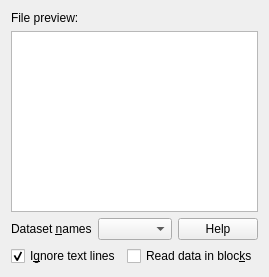
Qt form ui/import_standard.ui (veusz/veusz) before a commit.
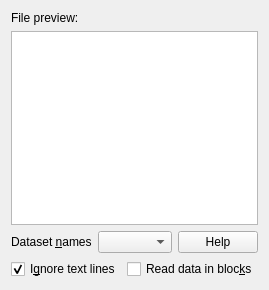
The same form after that commit. Custom widgets are drawn as their Qt base class.

```diff
--- a/ui/import_standard.ui
+++ b/ui/import_standard.ui
@@ -7,7 +7,7 @@
     <x>0</x>
     <y>0</y>
     <width>264</width>
-    <height>277</height>
+    <height>290</height>
    </rect>
   </property>
   <layout class="QVBoxLayout" name="verticalLayout_5">
```
